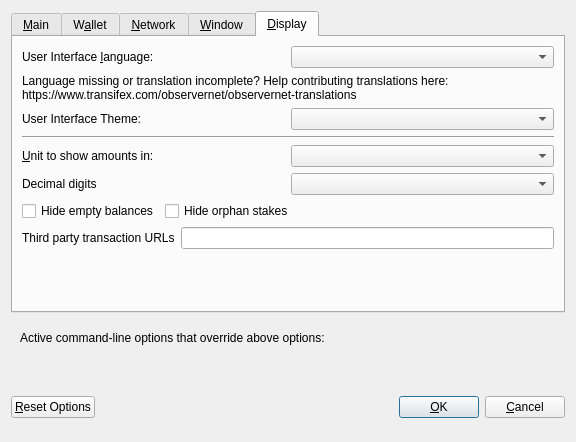
This is src/qt/forms/optionsdialog.ui in observernet/obsr as Qt 5 draws it before an edit. The edited form follows.
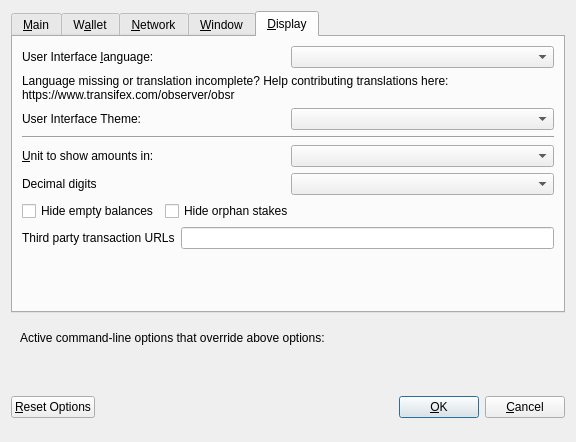
This is the edited form. Custom widgets are drawn as their Qt base class.

Commit message: Update transifex url

The edit to the form file:
```diff
--- a/src/qt/forms/optionsdialog.ui
+++ b/src/qt/forms/optionsdialog.ui
@@ -507,7 +507,7 @@
          </property>
          <property name="text">
           <string>Language missing or translation incomplete? Help contributing translations here:
-https://www.transifex.com/observernet/observernet-translations</string>
+https://www.transifex.com/observer/obsr</string>
          </property>
          <property name="wordWrap">
           <bool>true</bool>
```
The commit also changes 20 other files.
